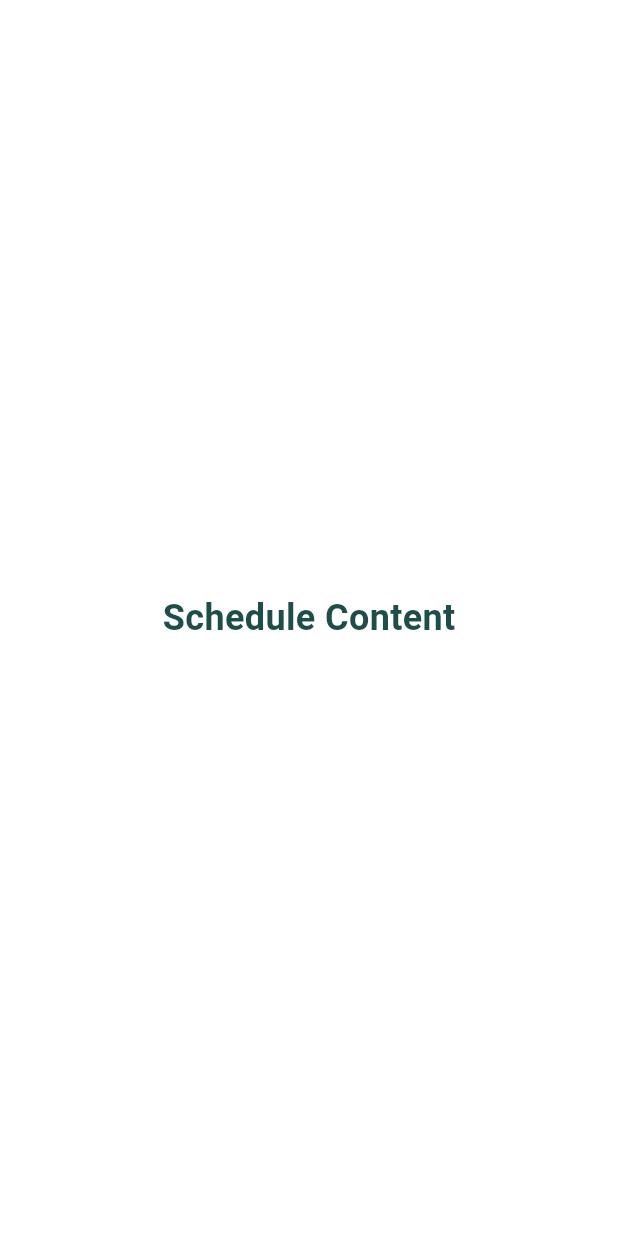
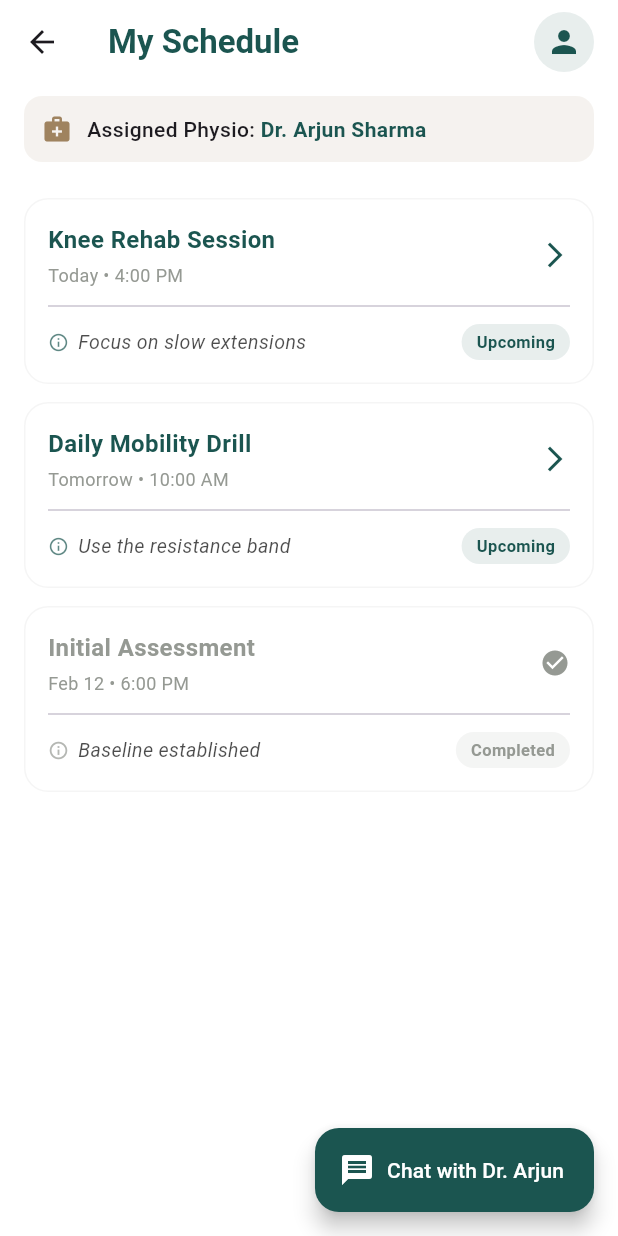
Before and after one commit to gshivani2315/RemotionMobileApp, a Flutter app: the SchedulePage screen opened directly, on a phone screen of 412 x 824 dp. Run offline on Flutter 3.47's test engine with Material 3 defaults, Android fonts, the phone set to English and light mode, and no system bars.

Commit message:
Schedule Page Added

```diff
--- a/remotion/lib/schedule.dart
+++ b/remotion/lib/schedule.dart
@@ -5,15 +5,161 @@ class SchedulePage extends StatelessWidget {
 
   @override
   Widget build(BuildContext context) {
-    return const Scaffold(
-      body: Center(
-        child: Text(
-          "Schedule Content",
-          style: TextStyle(
-            fontSize: 24,
-            fontWeight: FontWeight.bold,
-            color: Color(0xFF1E4D4A),
+    // Shared Physio Data
+    const String myPhysio = "Dr. Arjun Sharma";
+
+    return Scaffold(
+      appBar: AppBar(
+        title: const Text(
+          "My Schedule",
+          style: TextStyle(fontWeight: FontWeight.bold, color: Color(0xFF1B5550))
+        ),
+        backgroundColor: Colors.transparent,
+        elevation: 0,
+        actions: [
+          Padding(
+            padding: const EdgeInsets.only(right: 16.0),
+            child: CircleAvatar(
+              backgroundColor: const Color(0xFF1B5550).withOpacity(0.1),
+              child: const Icon(Icons.person, color: Color(0xFF1B5550)),
+            ),
+          )
+        ],
+      ),
+      body: Column(
+        children: [
+          // Persistent Physio Header
+          Container(
+            margin: const EdgeInsets.symmetric(horizontal: 16, vertical: 8),
+            padding: const EdgeInsets.all(12),
+            decoration: BoxDecoration(
+              color: const Color(0xFF9F835F).withOpacity(0.1), // Using your Motivation/Accent color
+              borderRadius: BorderRadius.circular(12),
+            ),
+            child: Row(
+              children: [
+                const Icon(Icons.medical_services, color: Color(0xFF9F835F), size: 20),
+                const SizedBox(width: 10),
+                const Text("Assigned Physio: ", style: TextStyle(fontWeight: FontWeight.w500)),
+                Text(myPhysio, style: const TextStyle(fontWeight: FontWeight.bold, color: Color(0xFF1B5550))),
+              ],
+            ),
           ),
+
+          Expanded(
+            child: ListView(
+              padding: const EdgeInsets.all(16),
+              children: [
+                _sessionCard(
+                  context,
+                  title: "Knee Rehab Session",
+                  time: "Today • 4:00 PM",
+                  status: "Upcoming",
+                  instruction: "Focus on slow extensions",
+                ),
+                _sessionCard(
+                  context,
+                  title: "Daily Mobility Drill",
+                  time: "Tomorrow • 10:00 AM",
+                  status: "Upcoming",
+                  instruction: "Use the resistance band",
+                ),
+                _sessionCard(
+                  context,
+                  title: "Initial Assessment",
+                  time: "Feb 12 • 6:00 PM",
+                  status: "Completed",
+                  instruction: "Baseline established",
+                ),
+              ],
+            ),
+          ),
+        ],
+      ),
+      floatingActionButton: FloatingActionButton.extended(
+        backgroundColor: const Color(0xFF1B5550),
+        onPressed: () {},
+        icon: const Icon(Icons.message, color: Colors.white),
+        label: const Text("Chat with Dr. Arjun", style: TextStyle(color: Colors.white)),
+      ),
+    );
+  }
+
+  Widget _sessionCard(
+    BuildContext context, {
+    required String title,
+    required String time,
+    required String status,
+    required String instruction,
+  }) {
+    final bool isCompleted = status == "Completed";
+    final Color statusColor = isCompleted
+        ? const Color(0xFF959993) // Muted Grey
+        : const Color(0xFF1B5550); // Brand Green
+
+    return Card(
+      elevation: 0,
+      color: Colors.white,
+      margin: const EdgeInsets.only(bottom: 12),
+      shape: RoundedRectangleBorder(
+        borderRadius: BorderRadius.circular(16),
+        side: BorderSide(color: Colors.grey.withOpacity(0.1)),
+      ),
+      child: Padding(
+        padding: const EdgeInsets.all(16),
+        child: Column(
+          crossAxisAlignment: CrossAxisAlignment.start,
+          children: [
+            Row(
+              mainAxisAlignment: MainAxisAlignment.spaceBetween,
+              children: [
+                Column(
+                  crossAxisAlignment: CrossAxisAlignment.start,
+                  children: [
+                    Text(
+                      title,
+                      style: TextStyle(
+                        fontSize: 16,
+                        fontWeight: FontWeight.bold,
+                        color: isCompleted ? const Color(0xFF959993) : const Color(0xFF1B5550),
+                      )
+                    ),
+                    const SizedBox(height: 4),
+                    Text(time, style: const TextStyle(color: Color(0xFF959993), fontSize: 12)),
+                  ],
+                ),
+                Icon(
+                  isCompleted ? Icons.check_circle : Icons.arrow_forward_ios,
+                  color: statusColor,
+                  size: 20,
+                ),
+              ],
+            ),
+            const Divider(height: 24),
+            Row(
+              children: [
+                Icon(Icons.info_outline, size: 14, color: statusColor.withOpacity(0.7)),
+                const SizedBox(width: 6),
+                Expanded(
+                  child: Text(
+                    instruction,
+                    style: TextStyle(fontStyle: FontStyle.italic, color: Colors.black87.withOpacity(0.7), fontSize: 13),
+                  ),
+                ),
+                Container(
+                  padding: const EdgeInsets.symmetric(horizontal: 10, vertical: 4),
+                  decoration: BoxDecoration(
+                    color: statusColor.withOpacity(0.1),
+                    borderRadius: BorderRadius.circular(20),
+                  ),
+                  child: Text(
+                    status,
+                    style: TextStyle(color: statusColor, fontWeight: FontWeight.bold, fontSize: 11),
+                  ),
+                ),
+              ],
+            ),
+          ],
         ),
       ),
     );
```
